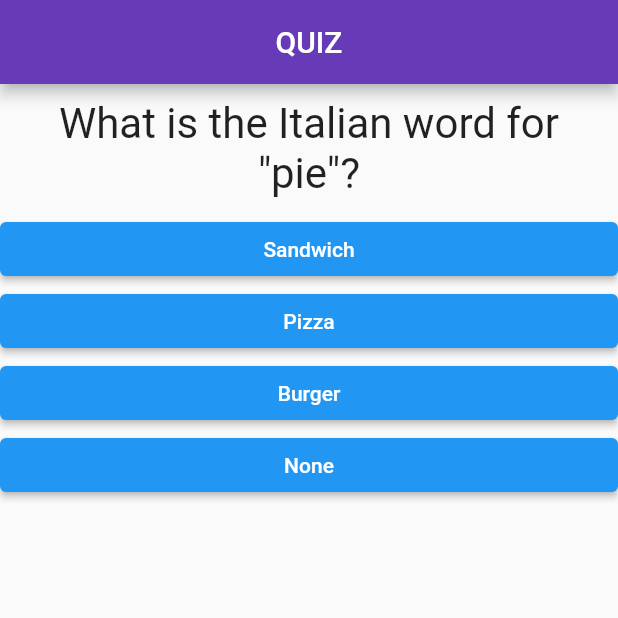
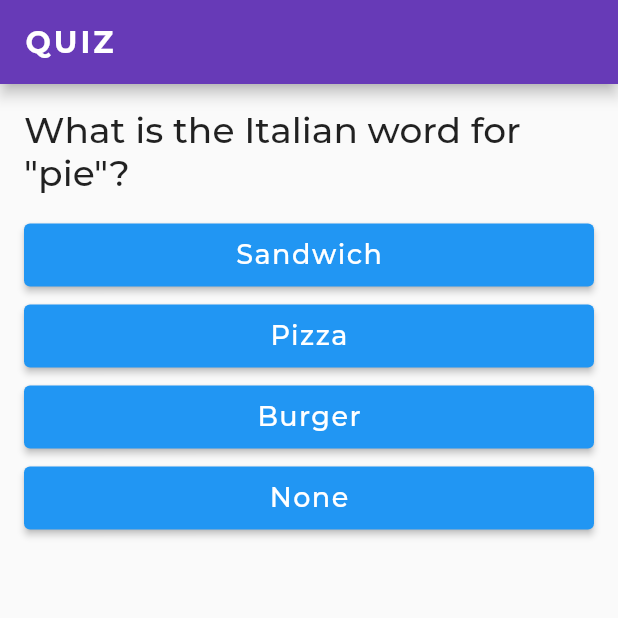
Before and after one commit to dhruv1214/Quizz_App, a Flutter app: the screen it shows after launch, on a phone screen of 412 x 824 dp, the top half of it. Run offline on Flutter 3.47's test engine with Material 2 defaults, Android fonts, the phone set to English and light mode, and no system bars.

Commit message:
update minor UI and add more question

```diff
--- a/lib/answer.dart
+++ b/lib/answer.dart
@@ -8,12 +8,23 @@ class Answer extends StatelessWidget {
   @override
   Widget build(BuildContext context) {
     return Container(
-      width: double.infinity,
-      child: ElevatedButton(
-        style: ElevatedButton.styleFrom(primary: Colors.blue),
-        child: Text(answerTxt),
-        onPressed: selectHandle,
-      ),
-    );
+        width: double.infinity,
+        child: Container(
+          margin: EdgeInsets.only(bottom: 6),
+          child: ElevatedButton(
+            style: ElevatedButton.styleFrom(primary: Colors.blue),
+            child: Container(
+              margin: EdgeInsets.all(10),
+              child: Text(
+                answerTxt,
+                style: TextStyle(
+                    fontSize: 18,
+                    letterSpacing: 1,
+                    fontWeight: FontWeight.w500),
+              ),
+            ),
+            onPressed: selectHandle,
+          ),
+        ));
   }
 }
--- a/lib/main.dart
+++ b/lib/main.dart
@@ -21,14 +21,12 @@ class _MyAppState extends State<MyApp> {
 
   var _totalScore = 0;
 
+  void _resetQuiz() {
+    setState(() {});
+    questionIndex = 0;
+    _totalScore = 0;
+  }
 
-  void _resetQuiz(){
-    setState(() {
-
-    });
-    questionIndex = 0;
-     _totalScore = 0;
-  }
   void answerQues(int score) {
     _totalScore += _totalScore + score;
 
@@ -69,23 +67,34 @@ class _MyAppState extends State<MyApp> {
           {'text': '1780', 'score': 0},
         ],
       },
+      {
+        'questions': 'When python programming language is created?',
+        'answers': [
+          {'text': '1990', 'score': 20},
+          {'text': '1988', 'score': 0},
+          {'text': '1992', 'score': 0},
+          {'text': '1995', 'score': 0},
+        ],
+      },
     ];
 
     return MaterialApp(
       themeMode: ThemeMode.light,
-      theme: ThemeData(primarySwatch: Colors.deepPurple),
+      theme:
+          ThemeData(primarySwatch: Colors.deepPurple, fontFamily: 'Montserrat'),
       home: Scaffold(
           appBar: AppBar(
-            brightness: Brightness.dark,
-            centerTitle: true,
-            title: Text("QUIZ"),
+            title: Text(
+              "QUIZ",
+              style: TextStyle(fontWeight: FontWeight.w700, letterSpacing: 2),
+            ),
           ),
           body: questionIndex < _questions.length
               ? Quiz(
                   answerQues: answerQues,
                   questionIndex: questionIndex,
                   questions: _questions)
-              : Result(_totalScore,_resetQuiz)),
+              : Result(_totalScore, _resetQuiz)),
       debugShowCheckedModeBanner: false,
     );
   }
--- a/lib/question.dart
+++ b/lib/question.dart
@@ -9,12 +9,9 @@ class Question extends StatelessWidget {
   Widget build(BuildContext context) {
     return Container(
       width: double.infinity,
-      margin: EdgeInsets.all(10),
-      child: Text(
-        questionTxt,
-        style: TextStyle(fontSize: 28),
-        textAlign: TextAlign.center,
-      ),
+      margin: EdgeInsets.only(top: 16, bottom: 16),
+      child: Text(questionTxt,
+          style: TextStyle(fontWeight: FontWeight.w500, fontSize: 24)),
     );
   }
 }
--- a/lib/quiz.dart
+++ b/lib/quiz.dart
@@ -15,12 +15,22 @@ class Quiz extends StatelessWidget {
   Widget build(BuildContext context) {
     return Column(
       children: [
-        Question(
-          questions[questionIndex]['questions'],
-        ),
-        ...(questions[questionIndex]['answers'] as List<Map<String, Object>>).map((answer) {
-          return Answer(() => answerQues(answer['score']), answer['text']);
-        }).toList()
+        Container(
+          margin: EdgeInsets.only(right: 16, left: 16),
+          child: Column(
+            children: [
+              Question(
+                questions[questionIndex]['questions'],
+              ),
+              ...(questions[questionIndex]['answers']
+                      as List<Map<String, Object>>)
+                  .map((answer) {
+                return Answer(
+                    () => answerQues(answer['score']), answer['text']);
+              }).toList()
+            ],
+          ),
+        )
       ],
     );
   }
```
Also changed, not shown: lib/result.dart (+23 -9 lines), pubspec.yaml (+13 -0 lines), fonts/Montserrat-Bold.ttf (added), fonts/Montserrat-Light.ttf (added), fonts/Montserrat-Medium.ttf (added), fonts/Montserrat-Regular.ttf (added), fonts/Montserrat-SemiBold.ttf (added), pubspec.lock.
